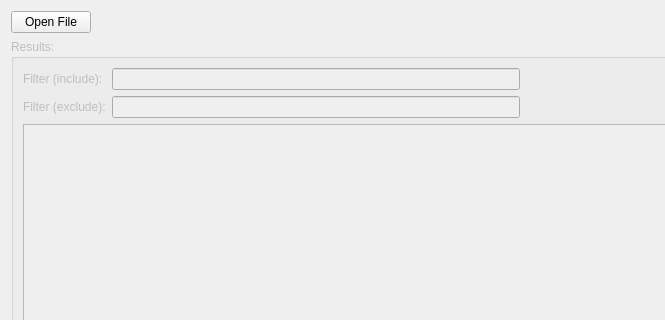
Before: the Qt Designer form source/gui/widgets/WordCount.ui in BeenEncoded/word_counter, drawn with Qt 5; both pictures show x 0 to 665 and y 0 to 320 of the 950 by 529 pixel window.
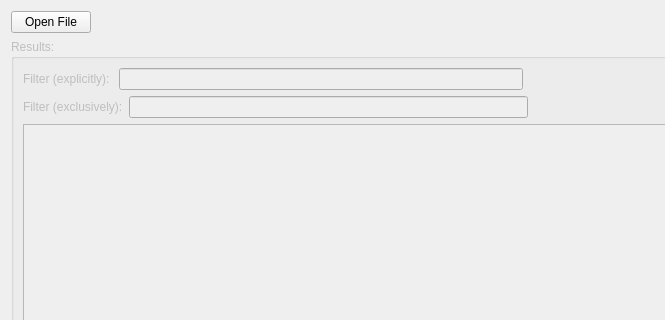
After: the same form once the commit is applied.

What changed in the file:
```diff
--- a/source/gui/widgets/WordCount.ui
+++ b/source/gui/widgets/WordCount.ui
@@ -52,7 +52,7 @@
         <item>
          <widget class="QLabel" name="label">
           <property name="text">
-           <string>Filter (include): </string>
+           <string>Filter (explicitly): </string>
           </property>
          </widget>
         </item>
@@ -79,7 +79,7 @@
         <item>
          <widget class="QLabel" name="label_2">
           <property name="text">
-           <string>Filter (exclude):</string>
+           <string>Filter (exclusively):</string>
           </property>
          </widget>
         </item>
```
Left out of the diff: 63 changed lines with no effect on the pictures.
